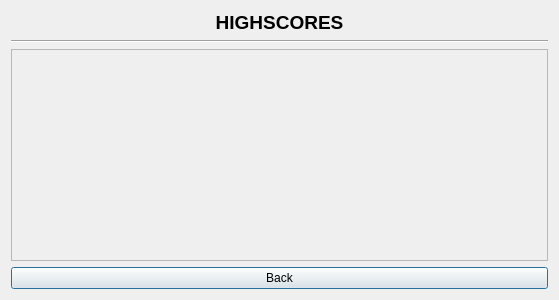
Qt form src/ui/highscoredialog.ui (anton-fischer/cpp-minesweeper) before a commit.
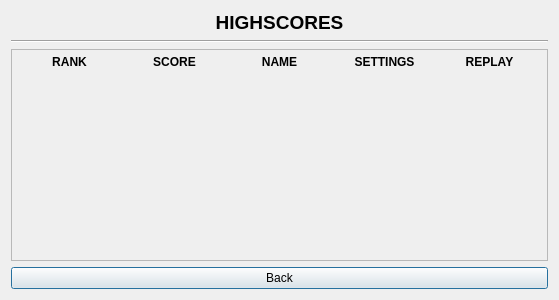
The same form after that commit.

Patch:
```diff
--- a/src/ui/highscoredialog.ui
+++ b/src/ui/highscoredialog.ui
@@ -86,7 +86,126 @@
         <number>5</number>
        </property>
        <item>
-        <layout class="QGridLayout" name="gbx_highscores"/>
+        <layout class="QGridLayout" name="gbx_highscores">
+         <item row="0" column="4">
+          <widget class="QLabel" name="lbl_headerReplay">
+           <property name="maximumSize">
+            <size>
+             <width>16777215</width>
+             <height>20</height>
+            </size>
+           </property>
+           <property name="font">
+            <font>
+             <bold>true</bold>
+            </font>
+           </property>
+           <property name="text">
+            <string>REPLAY</string>
+           </property>
+           <property name="alignment">
+            <set>Qt::AlignmentFlag::AlignCenter</set>
+           </property>
+          </widget>
+         </item>
+         <item row="0" column="2">
+          <widget class="QLabel" name="lbl_headerName">
+           <property name="maximumSize">
+            <size>
+             <width>16777215</width>
+             <height>20</height>
+            </size>
+           </property>
+           <property name="font">
+            <font>
+             <bold>true</bold>
+            </font>
+           </property>
+           <property name="text">
+            <string>NAME</string>
+           </property>
+           <property name="alignment">
+            <set>Qt::AlignmentFlag::AlignCenter</set>
+           </property>
+          </widget>
+         </item>
+         <item row="0" column="0">
+          <widget class="QLabel" name="lbl_headerRank">
+           <property name="maximumSize">
+            <size>
+             <width>16777215</width>
+             <height>20</height>
+            </size>
+           </property>
+           <property name="font">
+            <font>
+             <bold>true</bold>
+            </font>
+           </property>
+           <property name="text">
+            <string>RANK</string>
+           </property>
+           <property name="alignment">
+            <set>Qt::AlignmentFlag::AlignCenter</set>
+           </property>
+          </widget>
+         </item>
+         <item row="0" column="1">
+          <widget class="QLabel" name="lbl_headerScore">
+           <property name="maximumSize">
+            <size>
+             <width>16777215</width>
+             <height>20</height>
+            </size>
+           </property>
+           <property name="font">
+            <font>
+             <bold>true</bold>
+            </font>
+           </property>
+           <property name="text">
+            <string>SCORE</string>
+           </property>
+           <property name="alignment">
+            <set>Qt::AlignmentFlag::AlignCenter</set>
+           </property>
+          </widget>
+         </item>
+         <item row="0" column="3">
+          <widget class="QLabel" name="lbl_headerSettings">
+           <property name="maximumSize">
+            <size>
+             <width>16777215</width>
+             <height>20</height>
+            </size>
+           </property>
+           <property name="font">
+            <font>
+             <bold>true</bold>
+            </font>
+           </property>
+           <property name="text">
+            <string>SETTINGS</string>
+           </property>
+           <property name="alignment">
+            <set>Qt::AlignmentFlag::AlignCenter</set>
+           </property>
+          </widget>
+         </item>
+        </layout>
+       </item>
+       <item>
+        <spacer name="verticalSpacer">
+         <property name="orientation">
+          <enum>Qt::Orientation::Vertical</enum>
+         </property>
+         <property name="sizeHint" stdset="0">
+          <size>
+           <width>20</width>
+           <height>40</height>
+          </size>
+         </property>
+        </spacer>
        </item>
       </layout>
      </widget>
```
